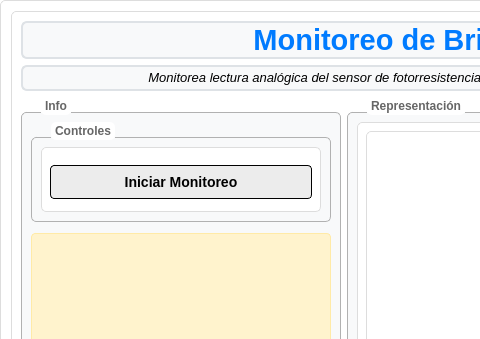
Old version of the form SensoraCore/SC_DesktopApp/Modules/brightness/brightness.ui in the repository YamithR/SensoraCore; both pictures show x 0 to 480 and y 0 to 339 of the 768 by 650 pixel window.
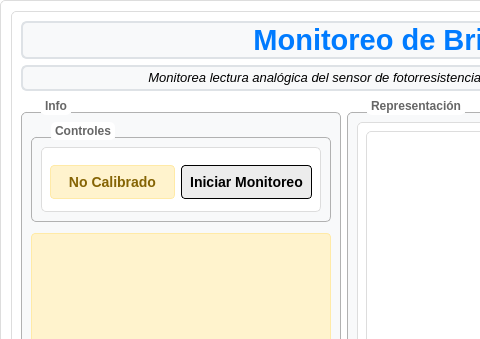
New version of the form.

The edit to the form file:
```diff
--- a/SensoraCore/SC_DesktopApp/Modules/brightness/brightness.ui
+++ b/SensoraCore/SC_DesktopApp/Modules/brightness/brightness.ui
@@ -211,8 +211,25 @@
                 <height>70</height>
                </size>
               </property>
-              <layout class="QGridLayout" name="gridLayout_3">
-               <item row="0" column="0" colspan="2">
+              <layout class="QHBoxLayout" name="horizontalLayout">
+               <item>
+                <widget class="QPushButton" name="calibrarBt">
+                 <property name="styleSheet">
+                  <string notr="true">        font-size: 14px;                    /* Tamaño menor para información secundaria */
+        font-weight: bold;                  /* Texto en negrita */
+        color: #856404;                     /* Color ámbar para indicar estado */
+        padding: 8px;                       /* Espacio interno menor */
+        background-color: #fff3cd;          /* Fondo ámbar claro */
+        border-radius: 4px;                 /* Esquinas redondeadas menores */
+        border: 1px solid #ffeaa7;          /* Borde ámbar */
+        margin-top: 5px;                    /* Separación superior */</string>
+                 </property>
+                 <property name="text">
+                  <string>No Calibrado</string>
+                 </property>
+                </widget>
+               </item>
+               <item>
                 <widget class="QPushButton" name="iniciarBt">
                  <property name="styleSheet">
                   <string notr="true">QPushButton {
```
